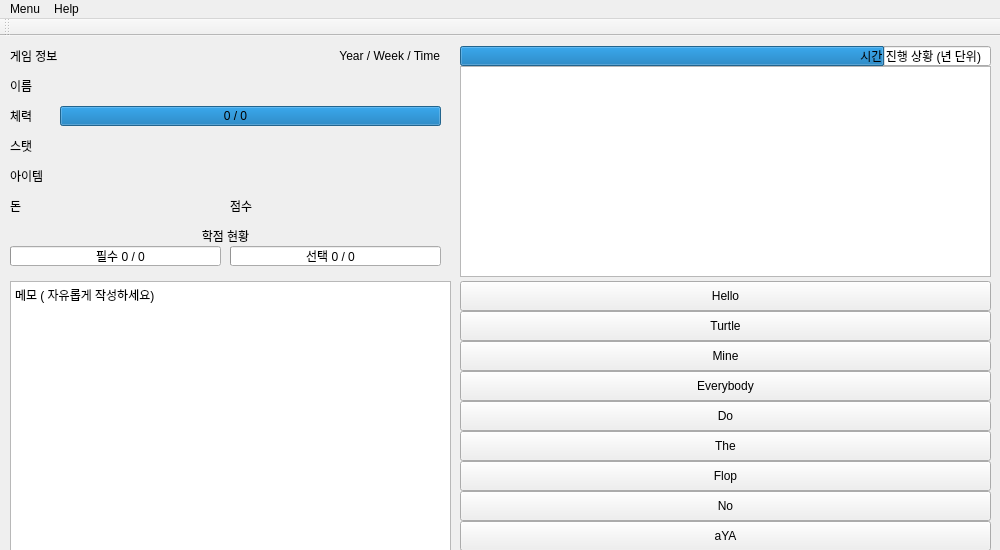
Above: sugang_simulator_2017.ui from CRYPTOGRAPHCODER/project_se271 before the change. Below: the same form after it.
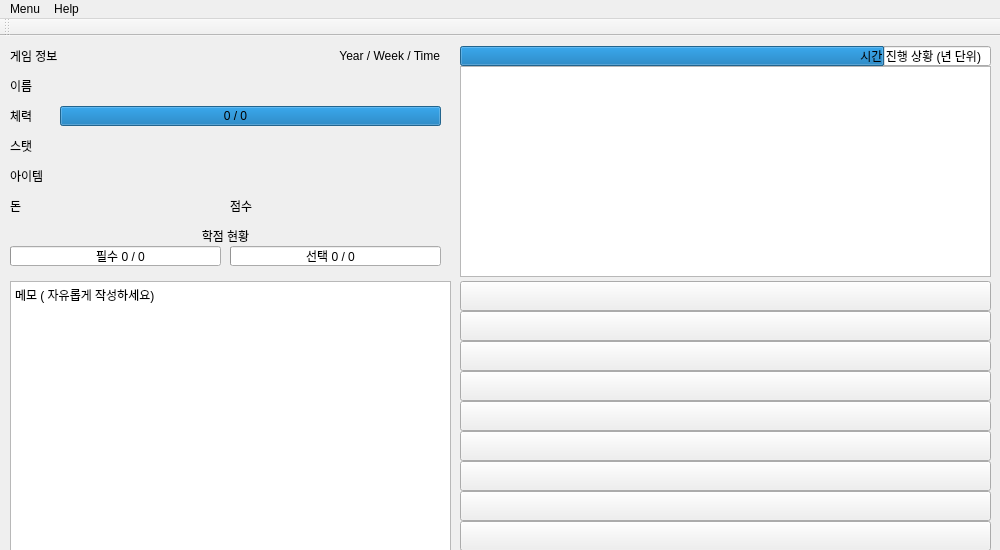
That is the form after the change.

Patch:
```diff
--- a/sugang_simulator_2017.ui
+++ b/sugang_simulator_2017.ui
@@ -36,9 +36,9 @@
    <widget class="QLabel" name="text_time">
     <property name="geometry">
      <rect>
-      <x>289</x>
+      <x>229</x>
       <y>10</y>
-      <width>151</width>
+      <width>211</width>
       <height>20</height>
      </rect>
     </property>
@@ -329,7 +329,10 @@
      </rect>
     </property>
     <property name="text">
-     <string>Mine</string>
+     <string/>
+    </property>
+    <property name="shortcut">
+     <string>Ctrl+3</string>
     </property>
    </widget>
    <widget class="QPushButton" name="button8">
@@ -345,7 +348,10 @@
      </rect>
     </property>
     <property name="text">
-     <string>No</string>
+     <string/>
+    </property>
+    <property name="shortcut">
+     <string/>
     </property>
    </widget>
    <widget class="QPushButton" name="button9">
@@ -361,7 +367,10 @@
      </rect>
     </property>
     <property name="text">
-     <string>aYA</string>
+     <string/>
+    </property>
+    <property name="shortcut">
+     <string>Ctrl+9</string>
     </property>
    </widget>
    <widget class="QPushButton" name="button7">
@@ -377,7 +386,10 @@
      </rect>
     </property>
     <property name="text">
-     <string>Flop</string>
+     <string/>
+    </property>
+    <property name="shortcut">
+     <string>Ctrl+7</string>
     </property>
    </widget>
    <widget class="QPushButton" name="button5">
@@ -393,7 +405,10 @@
      </rect>
     </property>
     <property name="text">
-     <string>Do</string>
+     <string/>
+    </property>
+    <property name="shortcut">
+     <string>Ctrl+5</string>
     </property>
    </widget>
    <widget class="QPushButton" name="button6">
@@ -409,7 +424,10 @@
      </rect>
     </property>
     <property name="text">
-     <string>The</string>
+     <string/>
+    </property>
+    <property name="shortcut">
+     <string>Ctrl+6</string>
     </property>
    </widget>
    <widget class="QPushButton" name="button1">
@@ -425,7 +443,10 @@
      </rect>
     </property>
     <property name="text">
-     <string>Hello</string>
+     <string/>
+    </property>
+    <property name="shortcut">
+     <string>Ctrl+1</string>
     </property>
    </widget>
    <widget class="QPushButton" name="button2">
@@ -441,7 +462,10 @@
      </rect>
     </property>
     <property name="text">
-     <string>Turtle</string>
+     <string/>
+    </property>
+    <property name="shortcut">
+     <string>Ctrl+2</string>
     </property>
    </widget>
    <widget class="QPushButton" name="button4">
@@ -457,7 +481,10 @@
      </rect>
     </property>
     <property name="text">
-     <string>Everybody</string>
+     <string/>
+    </property>
+    <property name="shortcut">
+     <string>Ctrl+4</string>
     </property>
    </widget>
    <widget class="QLabel" name="text_time_2">
```
Left out of the diff: 10 changed lines with no effect on the pictures.
